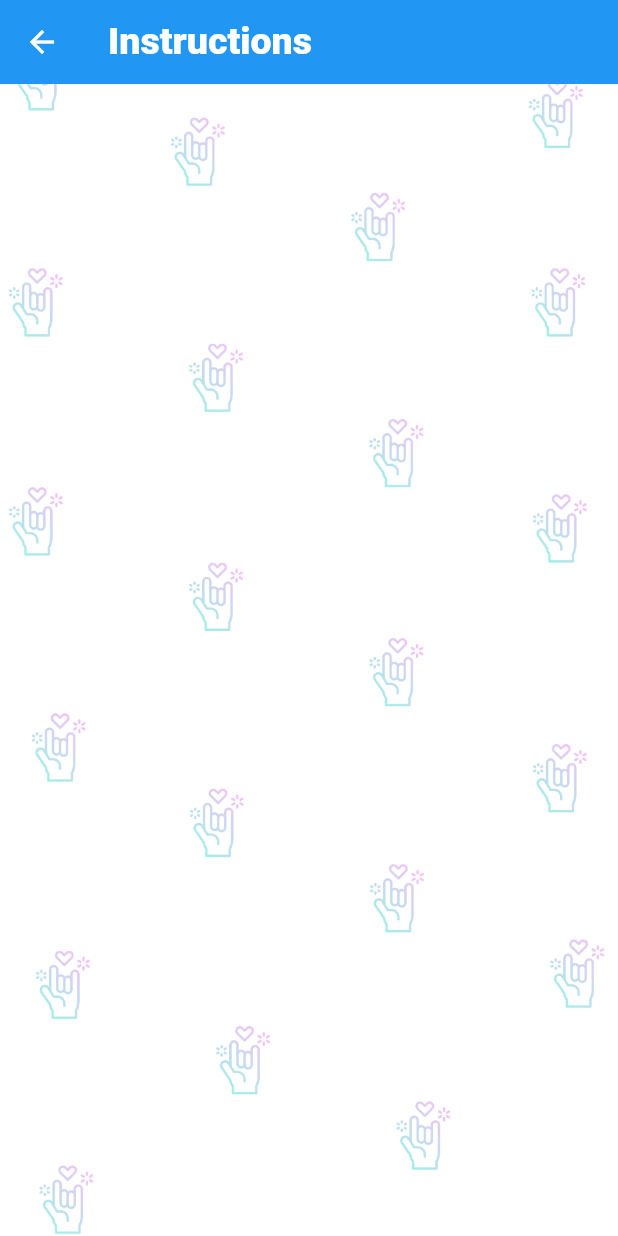
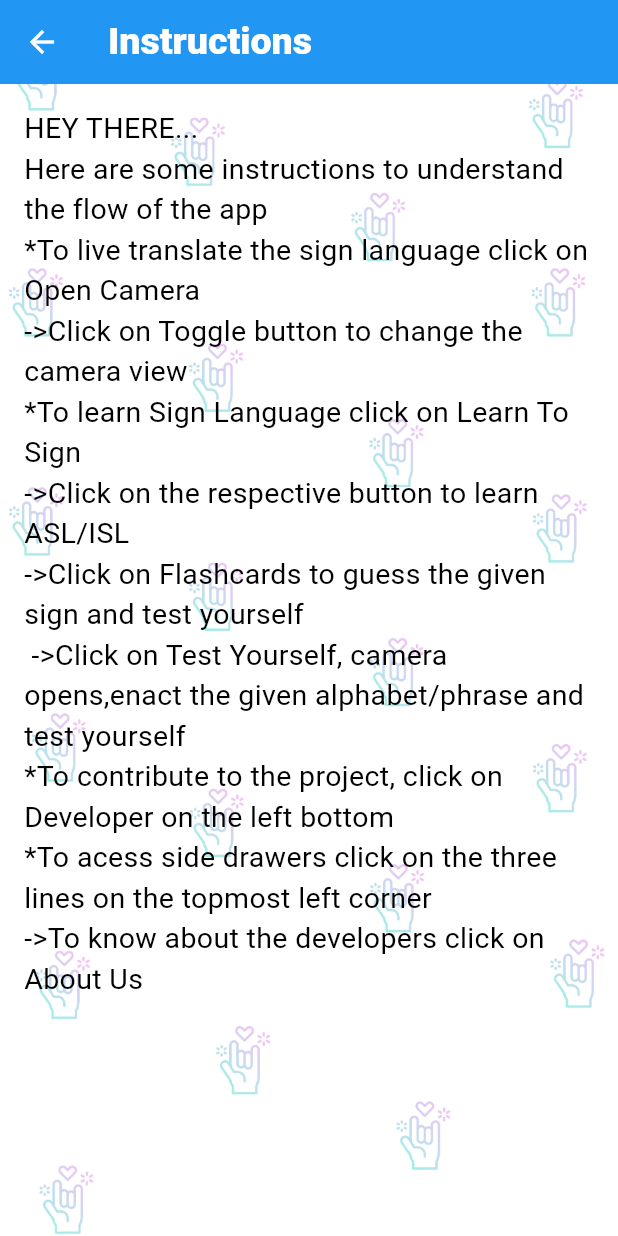
Before and after one commit to pxxpassi/ISL_Interpreter_Model, a Flutter app: the Help screen opened directly, on a phone screen of 412 x 824 dp. Run offline on Flutter 3.47's test engine with Material 3 defaults, Android fonts, the phone set to English and light mode, and no system bars; our stand-ins replace camera.

Commit message:
Update main.dart

```diff
--- a/Flutter App/lib/main.dart
+++ b/Flutter App/lib/main.dart
@@ -207,7 +207,7 @@ class HomePageState extends State<HomePage> {
                 title: const Text('About Us'),
                 onTap: () {
                   Navigator.pop(context);
-                  Navigator.push(context, MaterialPageRoute(builder: (context) => const LearnPage()));
+                  Navigator.push(context, MaterialPageRoute(builder: (context) => const AbtUs()));
                 },
               ),
               // Add more ListTile widgets for additional menu items
@@ -674,6 +674,7 @@ class _CameraScreenState extends State<CameraScreen> {
         // Handle the case when no cameras are available
         print("No cameras available");
       }
+      setState(() {}); // Trigger a rebuild once initialization is complete
     });
   }
 
@@ -699,6 +700,7 @@ class _CameraScreenState extends State<CameraScreen> {
       );
       initializeController = cameraController.initialize();
     });
+    await initializeController; // Wait for initialization to complete
   }
 
   @override
@@ -1175,7 +1177,84 @@ class HelpState extends State<Help> {
           iconTheme: const IconThemeData(color: Colors.white),
           automaticallyImplyLeading: true,
         ),
+        body: Column(
+          children: [
+            Padding(
+              padding: const EdgeInsets.all(16.0),
+              child: Text(
+                'HEY THERE...\n'
+                    'Here are some instructions to understand the flow of the app\n'
+                    '*To live translate the sign language click on Open Camera\n'
+                       '->Click on Toggle button to change the camera view\n'
+                    '*To learn Sign Language click on Learn To Sign\n'
+                      '->Click on the respective button to learn ASL/ISL\n'
+                      '->Click on Flashcards to guess the given sign and test yourself\n '
+                      '->Click on Test Yourself, camera opens,enact the given alphabet/phrase and test yourself\n'
+                    '*To contribute to the project, click on Developer on the left bottom\n'
+                    '*To acess side drawers click on the three lines on the topmost left corner\n'
+                    '->To know about the developers click on About Us',
+
+                style: TextStyle(
+                  color: Colors.black,
+                  fontSize: 19,
+                ),
+              ),
+            ),
+            // Add more text widgets or other content here as needed
+          ],
+        ),
       ),
     );
   }
 }
+
+/////////////////////////////ABOUT US PAGE////////////////////////////////////////
+
+class AbtUs extends StatelessWidget {
+  const AbtUs({Key? key}) : super(key: key);
+
+  @override
+  Widget build(BuildContext context) {
+    return Scaffold(
+      appBar: AppBar(
+        title: Text('About Us'),
+      ),
+      body: Container(
+        decoration: BoxDecoration(
+          image: DecorationImage(
+            image: AssetImage("assets/bg1.png"), // Provide your image path here
+            fit: BoxFit.cover,
+          ),
+        ),
+        child: Center(
+          child: SingleChildScrollView(
+            child: Padding(
+              padding: const EdgeInsets.all(20.0),
+              child: Column(
+                mainAxisAlignment: MainAxisAlignment.center,
+                children: [
+                  Text(
+                    'Welcome to SignEase folks...\n'
+                        'Developers:\n'
+                        'Purvi Passi\n'
+                        'Jessica Pereira\n'
+                        'Vivien Menezese\n'
+                        'Anjelica Misal\n'
+                        'We are a group of students from F.C.R.I.T, Vashi\n'
+                        'We have developed this app as a part of our Mini project.\n'
+                        'Since there are not many apps for ISL interpretation, we were interested in making our project in this field.\n'
+                        'Our app includes a learning portal as well, which makes it stand out amongst the other apps.\n'
+                        'Any suggestions and contributions to our project can be made by clicking on the Developer option on Home Page.\n'
+                        'All suggestions and contributions are heartily welcomed...Hope you enjoy using our app..Thank You!!!',
+                    style: TextStyle(fontSize: 18),
+                    textAlign: TextAlign.center,
+                  ),
+                ],
+              ),
+            ),
+          ),
+        ),
+      ),
+    );
+  }
+}
```
